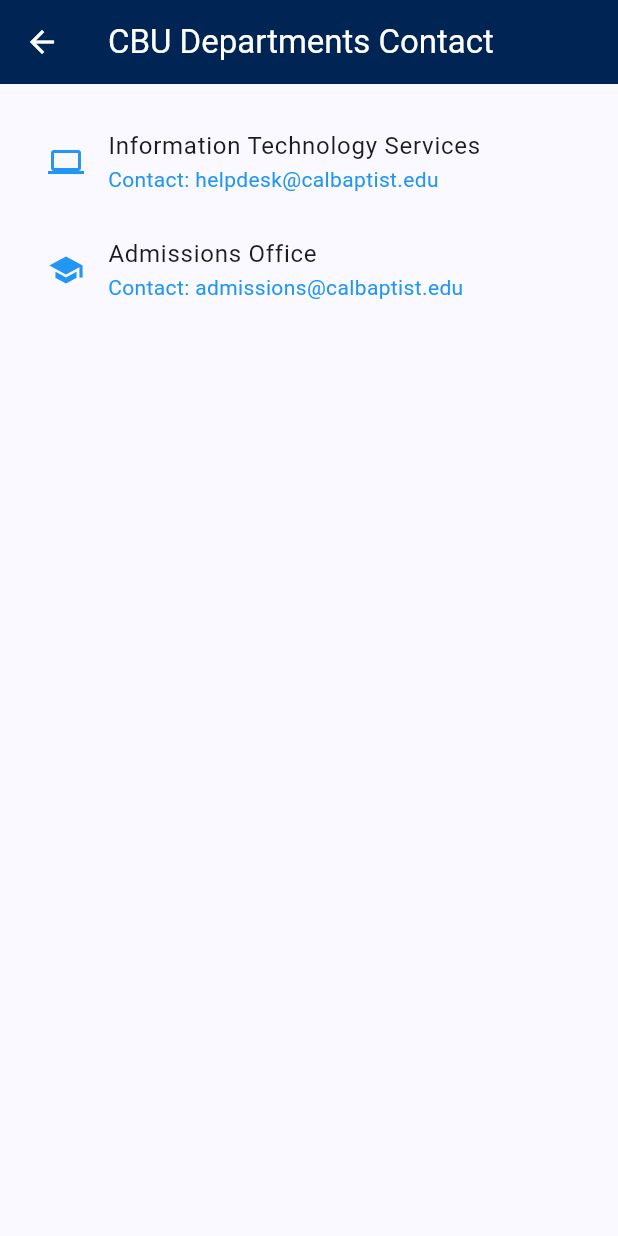
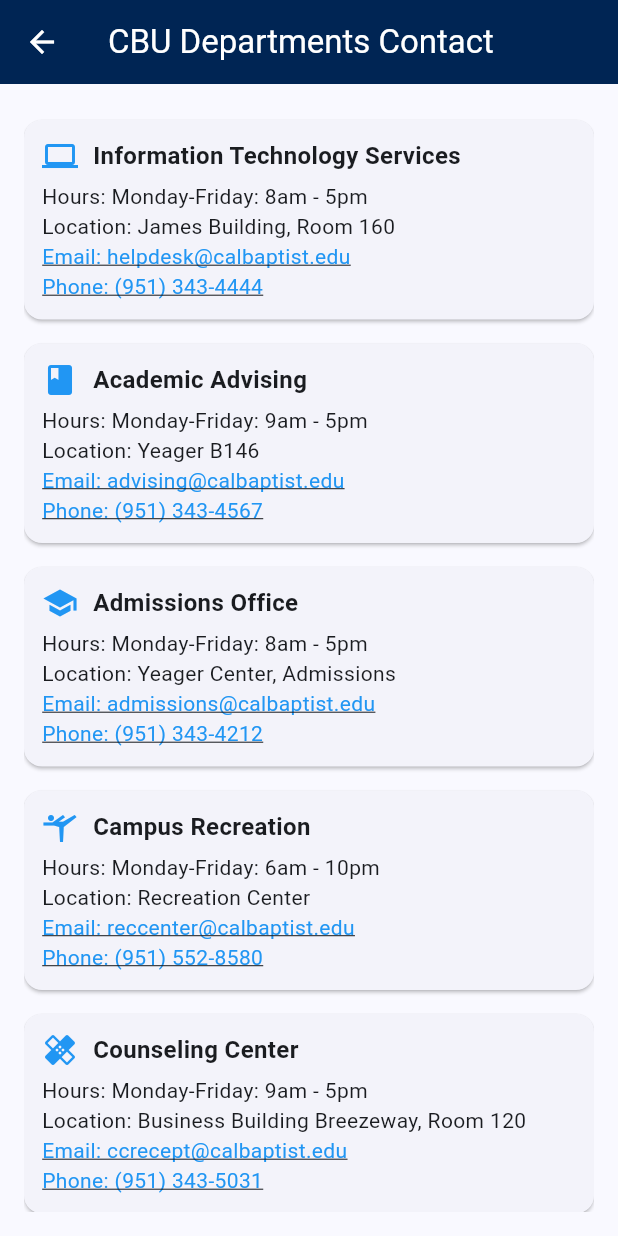
Before and after one commit to CBU-IT-Buddy/CBU_IT_Buddy, a Flutter app: the DepartmentsContactPage screen opened directly, on a phone screen of 412 x 824 dp. Run offline on Flutter 3.47's test engine with Material 3 defaults, Android fonts, the phone set to English and light mode, and no system bars; our stand-ins replace cloud_firestore, firebase_core; accounts and stored records are empty.

Commit message:
UI changed and added more information 'department_contact_page'

```diff
--- a/cbu_it_buddy/lib/screens/departments_contact_page.dart
+++ b/cbu_it_buddy/lib/screens/departments_contact_page.dart
@@ -16,15 +16,107 @@ class DepartmentsContactPage extends StatelessWidget {
           children: const [
             DepartmentTile(
               title: 'Information Technology Services',
-              subtitle: 'Contact: helpdesk@calbaptist.edu',
+              hours: 'Monday-Friday: 8am - 5pm',
+              location: 'James Building, Room 160',
               email: 'helpdesk@calbaptist.edu',
+              phone: '(951) 343-4444',
               icon: Icons.computer,
             ),
             DepartmentTile(
+              title: 'Academic Advising',
+              hours: 'Monday-Friday: 9am - 5pm',
+              location: 'Yeager B146',
+              email: 'advising@calbaptist.edu',
+              phone: '(951) 343-4567',
+              icon: Icons.book,
+            ),
+            DepartmentTile(
               title: 'Admissions Office',
-              subtitle: 'Contact: admissions@calbaptist.edu',
+              hours: 'Monday-Friday: 8am - 5pm',
+              location: 'Yeager Center, Admissions',
               email: 'admissions@calbaptist.edu',
+              phone: '(951) 343-4212',
               icon: Icons.school,
+            ),
+            DepartmentTile(
+              title: 'Campus Recreation',
+              hours: 'Monday-Friday: 6am - 10pm',
+              location: 'Recreation Center',
+              email: 'reccenter@calbaptist.edu',
+              phone: '(951) 552-8580',
+              icon: Icons.sports_gymnastics,
+            ),
+            DepartmentTile(
+              title: 'Counseling Center',
+              hours: 'Monday-Friday: 9am - 5pm',
+              location: 'Business Building Breezeway, Room 120 ',
+              email: 'ccrecept@calbaptist.edu',
+              phone: '(951) 343-5031',
+              icon: Icons.healing,
+            ),
+            DepartmentTile(
+              title: 'Community Life',
+              hours: 'Mon-Thurs: 8 a.m. to 8 p.m., Friday: 8 a.m. to 6 p.m., Weekends closed',
+              location: 'Lancer Plaza',
+              email: 'communitylife@calbaptist.edu',
+              phone: '(951) 343-4425',
+              icon: Icons.family_restroom,
+            ),
+            DepartmentTile(
+              title: 'Financial Aid',
+              hours: 'Monday-Friday: 8am - 5pm',
+              location: 'Yeager Center, Room D118',
+              email: 'finaid@calbaptist.edu',
+              phone: '(951) 343-4236',
+              icon: Icons.account_balance,
+            ),
+            DepartmentTile(
+              title: 'International Center',
+              hours: 'Monday-Friday: 8am - 5pm',
+              location: 'Lancer Arms, 56A',
+              email: 'international@calbaptist.edu',
+              phone: '(951) 343-4690',
+              icon: Icons.flag,
+            ),
+            DepartmentTile(
+              title: 'Residence Life',
+              hours: 'Monday-Friday: 8am - 5pm',
+              location: 'Village, 215',
+              email: 'residencelife@calbaptist.edu',
+              phone: '(951) 552-8000',
+              icon: Icons.house,
+            ),
+            DepartmentTile(
+              title: 'Safety Services',
+              hours: '24Hours',
+              location: 'Lancer Arms, 43',
+              email: 'publicsafety@calbaptist.edu',
+              phone: '(951) 343-4311',
+              icon: Icons.health_and_safety,
+            ),
+            DepartmentTile(
+              title: 'Student Accounts',
+              hours: 'Monday-Friday: 8am - 5pm',
+              location: 'Lancer Arms, 42',
+              email: 'studentaccounts@calbaptist.edu',
+              phone: '(951) 343-4371',
+              icon: Icons.account_box,
+            ),
+            DepartmentTile(
+              title: 'Spiritual Life',
+              hours: 'Monday-Friday: 8am - 5pm',
+              location: 'Lancer Plaza',
+              email: 'spirituallife@calbaptist.edu',
+              phone: '(951) 323-5015',
+              icon: Icons.church,
+            ),
+            DepartmentTile(
+              title: 'University Card Services',
+              hours: 'Monday-Friday: 8am - 5pm',
+              location: 'Lancer Plaza, 140',
+              email: 'cardservices@calbaptist.edu',
+              phone: '(951) 552-8552',
+              icon: Icons.card_membership,
             ),
           ],
         ),
@@ -35,28 +127,61 @@ class DepartmentsContactPage extends StatelessWidget {
 
 class DepartmentTile extends StatelessWidget {
   final String title;
-  final String subtitle;
+  final String hours;
+  final String location;
   final String email;
+  final String phone;
   final IconData icon;
 
   const DepartmentTile({
     super.key,
     required this.title,
-    required this.subtitle,
+    required this.hours,
+    required this.location,
     required this.email,
+    required this.phone,
     required this.icon,
   });
 
   @override
   Widget build(BuildContext context) {
-    return ListTile(
-      leading: Icon(icon, color: Colors.blue),
-      title: Text(title),
-      subtitle: GestureDetector(
-        onTap: () => _launchEmail(email),
-        child: Text(
-          subtitle,
-          style: const TextStyle(color: Colors.blue),
+    return Card(
+      margin: const EdgeInsets.symmetric(vertical: 8.0),
+      child: Padding(
+        padding: const EdgeInsets.all(12.0),
+        child: Column(
+          crossAxisAlignment: CrossAxisAlignment.start,
+          children: [
+            Row(
+              children: [
+                Icon(icon, color: Colors.blue),
+                const SizedBox(width: 10),
+                Expanded(
+                  child: Text(
+                    title,
+                    style: const TextStyle(fontSize: 16, fontWeight: FontWeight.bold),
+                  ),
+                ),
+              ],
+            ),
+            const SizedBox(height: 5),
+            Text('Hours: $hours'),
+            Text('Location: $location'),
+            GestureDetector(
+              onTap: () => _launchEmail(email),
+              child: Text(
+                'Email: $email',
+                style: const TextStyle(color: Colors.blue, decoration: TextDecoration.underline),
+              ),
+            ),
+            GestureDetector(
+              onTap: () => _launchPhone(phone),
+              child: Text(
+                'Phone: $phone',
+                style: const TextStyle(color: Colors.blue, decoration: TextDecoration.underline),
+              ),
+            ),
+          ],
         ),
       ),
     );
@@ -64,11 +189,19 @@ class DepartmentTile extends StatelessWidget {
 
   Future<void> _launchEmail(String email) async {
     final Uri emailUri = Uri(scheme: 'mailto', path: email);
+    if (await canLaunchUrl(emailUri)) {
+      await launchUrl(emailUri);
+    } else {
+      throw 'Could not launch email: $email';
+    }
+  }
 
-    if (await canLaunch(emailUri.toString())) {
-      await launch(emailUri.toString());
+  Future<void> _launchPhone(String phoneNumber) async {
+    final Uri phoneUri = Uri(scheme: 'tel', path: phoneNumber.replaceAll(RegExp(r'\D'), ''));
+    if (await canLaunchUrl(phoneUri)) {
+      await launchUrl(phoneUri);
     } else {
-      throw 'Could not launch $email';
+      throw 'Could not launch phone number: $phoneNumber';
     }
   }
 }
```
Also changed, not shown: cbu_it_buddy/keys/cbu-it-buddy-2d42e936a39c.json (added, +13 -0 lines).
